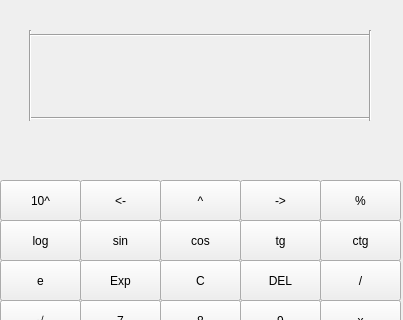
kamilchulakov/my_calculator, file calculate.ui: the form before one commit; both pictures show x 0 to 403 and y 0 to 320 of the 403 by 490 pixel window.
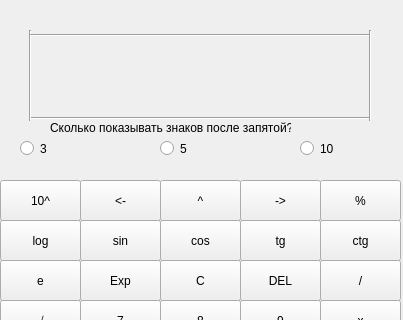
The form after the commit.

Commit message: Минус+факториал и округление

Diff of the .ui file:
```diff
--- a/calculate.ui
+++ b/calculate.ui
@@ -609,6 +609,67 @@
      <string>%</string>
     </property>
    </widget>
+   <widget class="QRadioButton" name="radio">
+    <property name="geometry">
+     <rect>
+      <x>20</x>
+      <y>140</y>
+      <width>82</width>
+      <height>17</height>
+     </rect>
+    </property>
+    <property name="text">
+     <string>3</string>
+    </property>
+    <attribute name="buttonGroup">
+     <string notr="true">radio_group</string>
+    </attribute>
+   </widget>
+   <widget class="QRadioButton" name="radio2">
+    <property name="geometry">
+     <rect>
+      <x>160</x>
+      <y>140</y>
+      <width>82</width>
+      <height>17</height>
+     </rect>
+    </property>
+    <property name="text">
+     <string>5</string>
+    </property>
+    <attribute name="buttonGroup">
+     <string notr="true">radio_group</string>
+    </attribute>
+   </widget>
+   <widget class="QRadioButton" name="radio3">
+    <property name="geometry">
+     <rect>
+      <x>300</x>
+      <y>140</y>
+      <width>82</width>
+      <height>17</height>
+     </rect>
+    </property>
+    <property name="text">
+     <string>10</string>
+    </property>
+    <attribute name="buttonGroup">
+     <string notr="true">radio_group</string>
+    </attribute>
+   </widget>
+   <widget class="QLabel" name="label_2">
+    <property name="geometry">
+     <rect>
+      <x>50</x>
+      <y>120</y>
+      <width>241</width>
+      <height>16</height>
+     </rect>
+    </property>
+    <property name="text">
+     <string>Сколько показывать знаков после запятой?</string>
+    </property>
+   </widget>
    <zorder>b7</zorder>
    <zorder>b4</zorder>
    <zorder>b1</zorder>
```
Left out of the diff: 7 changed lines with no effect on the pictures. The commit also changes 1 other file.
